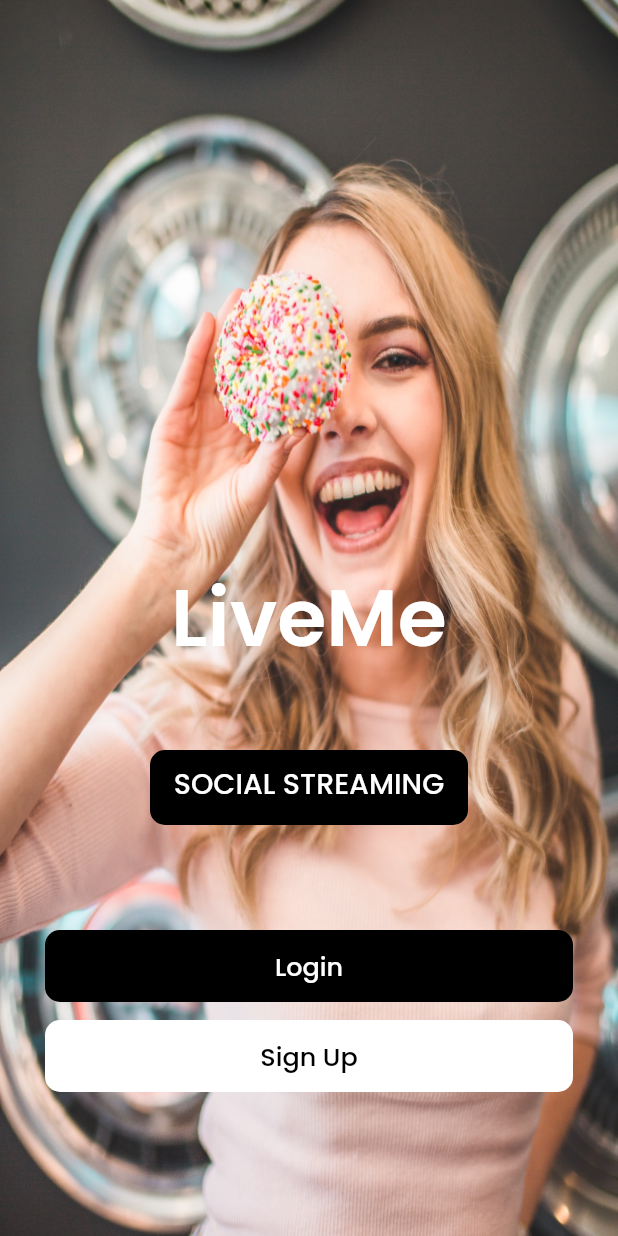
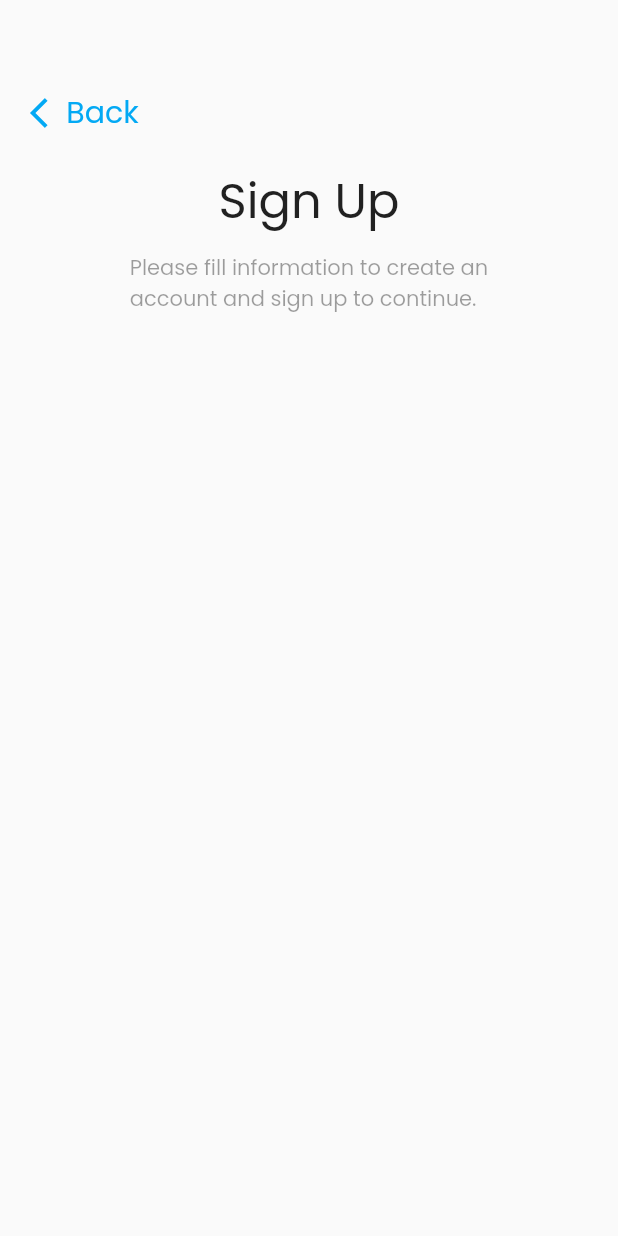
Before and after one commit to kevin2-cyber/LiveMe, a Flutter app: the screen it shows after launch, after a tap on "Sign Up", on a phone screen of 412 x 824 dp. Run offline on Flutter 3.47's test engine with Material 2 defaults, Android fonts, the light colour scheme and no system bars; our stand-ins replace google_fonts.

Commit message:
created a starter for login and sign up screens

```diff
--- /dev/null
+++ b/lib/app/ui/sign_up.dart
@@ -0,0 +1,66 @@
+import 'package:flutter/material.dart';
+import 'package:google_fonts/google_fonts.dart';
+import 'package:live_me/utils/constants.dart';
+
+class SignUp extends StatelessWidget {
+  const SignUp({Key? key}) : super(key: key);
+
+  @override
+  Widget build(BuildContext context) {
+    return Scaffold(
+      body: SizedBox(
+        height: MediaQuery.of(context).size.height,
+        width: MediaQuery.of(context).size.width,
+        child: Padding(
+          padding: const EdgeInsets.symmetric(vertical: 60.0, horizontal: 20),
+          child: Column(
+            children: [
+              GestureDetector(
+                onTap: (){
+                  Navigator.pop(context);
+                },
+                child: Row(
+                  children: [
+                    const Icon(
+                      Icons.arrow_back_ios,
+                      color: Colors.lightBlue,
+                    ),
+                    const SizedBox(
+                      width: 0.2,
+                    ),
+                    Text(
+                        AppConstants.kBack,
+                      style: GoogleFonts.poppins(
+                        color: Colors.lightBlue,
+                        fontSize: 20,
+                      ),
+                    ),
+                  ],
+                ),
+              ),
+              const SizedBox(
+                height: 20,
+              ),
+              Text(
+                  AppConstants.kSignUp,
+                textAlign: TextAlign.left,
+                style: GoogleFonts.poppins(
+                  fontSize: 32,
+                ),
+              ),
+              const SizedBox(
+                height: 10,
+              ),
+              Text(
+                'Please fill information to create an\naccount and sign up to continue.',
+                style: GoogleFonts.poppins(
+                  color: Colors.black38,
+                ),
+              ),
+            ],
+          ),
+        ),
+      ),
+    );
+  }
+}
--- a/lib/app/ui/welcome.dart
+++ b/lib/app/ui/welcome.dart
@@ -1,5 +1,7 @@
 import 'package:flutter/material.dart';
 import 'package:google_fonts/google_fonts.dart';
+import 'package:live_me/app/ui/login.dart';
+import 'package:live_me/app/ui/sign_up.dart';
 import 'package:live_me/utils/app_assets.dart';
 import 'package:live_me/utils/constants.dart';
 
@@ -37,9 +39,9 @@
               left: 100,
               right: 100,
               child: Container(
-                width: 100,
-                height: 50,
-                padding: const EdgeInsets.only(top: 8.0),
+                width: 90,
+                height: 30,
+                padding: const EdgeInsets.only(top: 2.0),
                 decoration: BoxDecoration(
                   borderRadius: BorderRadius.circular(10.0),
                   color: Colors.black,
@@ -60,7 +62,10 @@
               left: 30,
               right: 30,
               child: AppButton(
-                onTapped: () {},
+                onTapped: () {
+                  Navigator.of(context).push(
+                      MaterialPageRoute(builder: (context) => const Login()));
+                },
                 text: AppConstants.kLogin,
                 bgColor: Colors.black,
                 textColor: Colors.white,
@@ -71,7 +76,10 @@
               left: 30,
               right: 30,
               child: AppButton(
-                onTapped: (){},
+                onTapped: () {
+                  Navigator.of(context).push(
+                      MaterialPageRoute(builder: (context) => const SignUp()));
+                },
                 text: AppConstants.kSignUp,
                 bgColor: Colors.white,
                 textColor: Colors.black,
--- a/lib/utils/constants.dart
+++ b/lib/utils/constants.dart
@@ -3,4 +3,5 @@
   static String kLogin = "Login";
   static String kSignUp = "Sign Up";
   static String kStreaming = "SOCIAL STREAMING";
+  static String kBack = "Back";
 }
```
Also changed, not shown: lib/app/ui/login.dart (added, +66 -0 lines).
